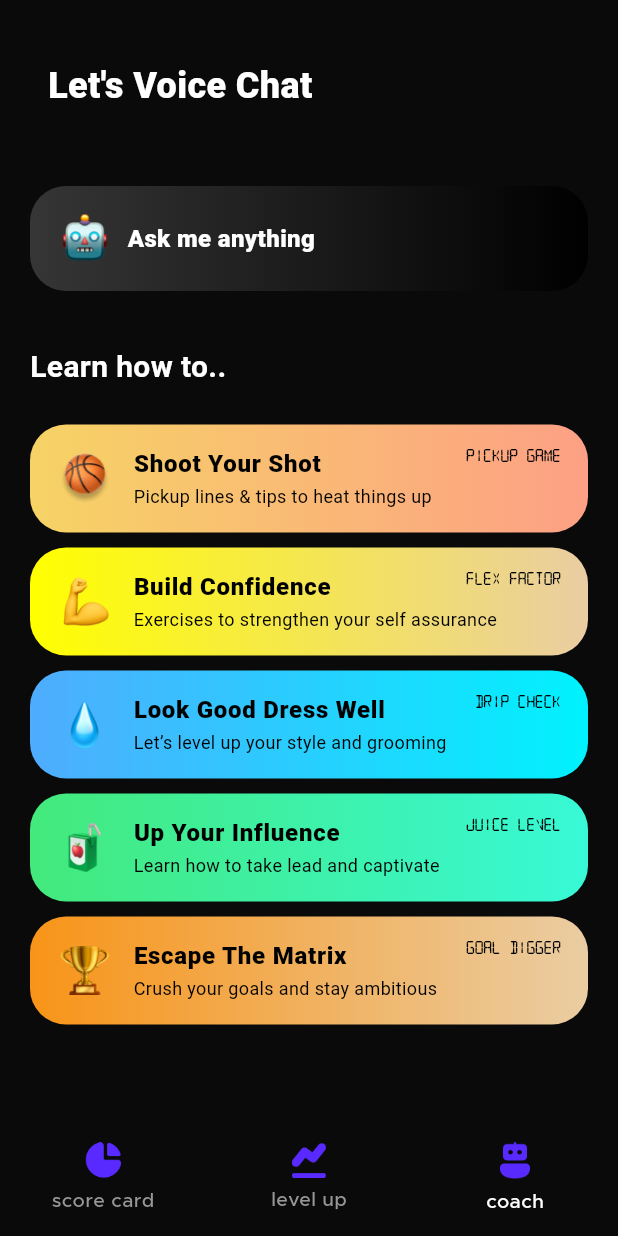
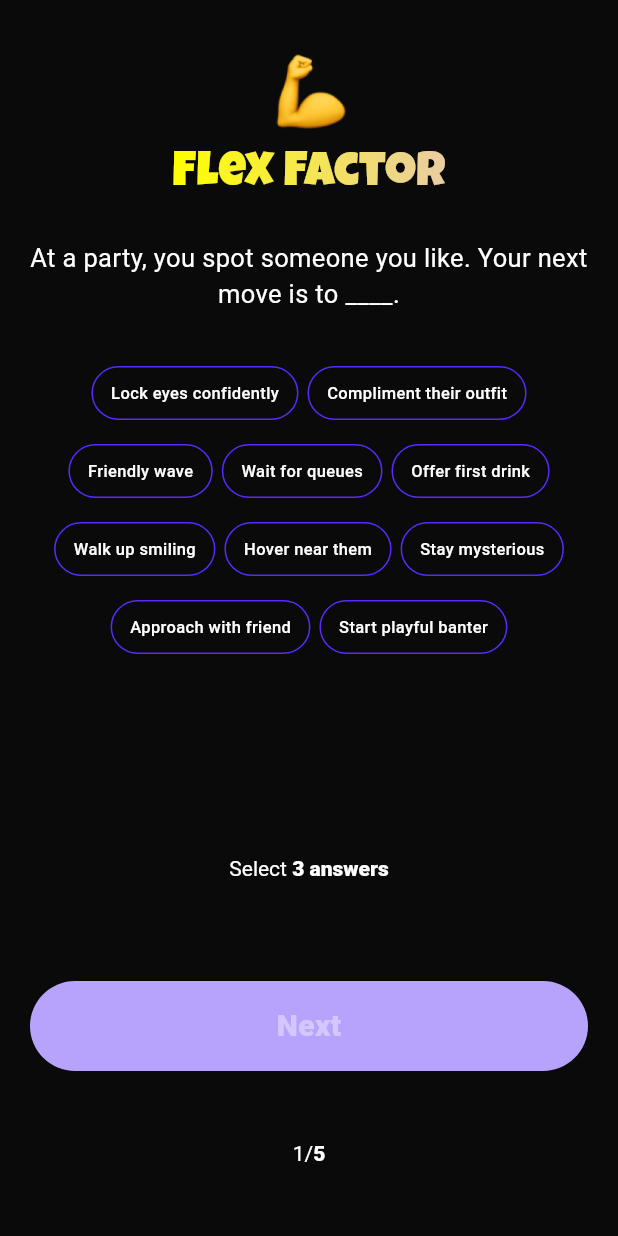
Before and after one commit to ShootYourShotApp/ShootYourShotBotV2, a Flutter app: the screen it shows after launch, on a phone screen of 412 x 824 dp. Run offline on Flutter 3.47's test engine with Material 3 defaults, Android fonts, the light colour scheme and no system bars; our stand-ins replace get, permission_handler; Roboto replaces fonts that are missing (SFCompactRounded, SFProRound).

Commit message:
New Screens

```diff
--- a/lib/main.dart
+++ b/lib/main.dart
@@ -1,6 +1,7 @@
 import 'package:flutter/material.dart';
 import 'package:get/get.dart';
 import 'package:sysbotv2/screens/lets_voice_chat.dart';
+import 'package:sysbotv2/screens/onboarding/flex_factor_screen.dart';
 import 'package:sysbotv2/screens/onboarding/notification_permission_screen.dart';
 import 'package:sysbotv2/screens/onboarding/onboarding1.dart';
 import 'package:sysbotv2/screens/onboarding/referral_code_screen.dart';
@@ -18,7 +19,7 @@ class MyApp extends StatelessWidget {
     return GetMaterialApp(
       debugShowCheckedModeBanner: false,
       title: 'SYS Bot',
-      home: LetsVoiceChat(),
+      home: FlexFactorScreen(),
     );
   }
 }
--- /dev/null
+++ b/lib/screens/onboarding/flex_factor_screen.dart
@@ -0,0 +1,431 @@
+import 'package:flutter/gestures.dart';
+import 'package:flutter/material.dart';
+import 'package:sysbotv2/widgets/custom_button.dart';
+
+import '../../widgets/gradient_text.dart';
+
+class FlexFactorScreen extends StatefulWidget {
+  const FlexFactorScreen({super.key});
+
+  @override
+  State<FlexFactorScreen> createState() => _FlexFactorScreenState();
+}
+
+class _FlexFactorScreenState extends State<FlexFactorScreen> {
+  final carouselController = PageController();
+  int currentIndex = 0;
+  List<String> selectedFlexFactors = [];
+  List<String> flexFactorsOptions = [
+    'Lock eyes confidently',
+    'Compliment their outfit',
+    'Friendly wave',
+    'Wait for queues',
+    'Offer first drink',
+    'Walk up smiling',
+    'Hover near them',
+    'Stay mysterious',
+    'Approach with friend',
+    'Start playful banter'
+  ];
+  List<String> selectedDripCheck = [];
+  List<String> dripCheckOptions = [
+    'Trendy outfit',
+    'Bold color combos',
+    'Subtle accessories',
+    'A sharp suit',
+    'Comfy but clean',
+    'Perfect hygiene',
+    'Whatever’s easiest',
+    'Fresh haircut',
+    'Crisp button-down',
+    'Throwback vintage style'
+  ];
+  List<String> selectedJuiceLevel = [];
+  List<String> juiceLevelOptions = [
+    'Stay quiet & listen',
+    'Keep the convo flowing',
+    'Mention others wins',
+    'Compliment someone’s insight',
+    'Include someone who’s quiet',
+    'Fade into the background',
+    'Make everyone laugh',
+    'Ask for someone’s opinion',
+    'Give supportive nods',
+    'Shift focus onto others'
+  ];
+  List<String> selectedPickupGame = [];
+  List<String> pickupGameOptions = [
+    'U French? bc Eiffel for u',
+    'Come here often?',
+    'Love your vibe, let’s talk',
+    'Can’t believe u looked my way',
+    'Been hoping you’d notice me',
+    'Hi, I’m HIM and u’re mine',
+    'I’d like to break the ice..& bed',
+    'U Box? bc u’re a knockout',
+    'Let’s skip the small talk',
+    'Got a sweet tooth & u’re a snack'
+  ];
+  List<String> selectedGoalDigger = [];
+  List<String> goalDiggerOptions = [
+    'Hitting the gym',
+    'Working on personal project',
+    'Chilling',
+    'Planing future goals',
+    'Earn extra money',
+    'Binge watch TV',
+    'Grow personal brand',
+    'Party',
+    'Launch side hustle',
+    'Get new certificates'
+  ];
+
+  @override
+  Widget build(BuildContext context) {
+    double width = MediaQuery.of(context).size.width;
+    double height = MediaQuery.of(context).size.height;
+    return Scaffold(
+      backgroundColor: const Color(0xff0A0A0A),
+      body: SafeArea(
+        child: Padding(
+          padding: const EdgeInsets.symmetric(horizontal: 10),
+          child: Column(
+            children: [
+              SizedBox(
+                width: width,
+                height: height - 170,
+                child: PageView(
+                  dragStartBehavior: DragStartBehavior.down,
+                  controller: carouselController,
+                  physics: const NeverScrollableScrollPhysics(),
+                  onPageChanged: (index) {
+                    setState(() {
+                      currentIndex = index;
+                    });
+                  },
+                  children: [
+                    CarouselItem(
+                      selectedListItems: selectedFlexFactors,
+                      allItems: flexFactorsOptions,
+                      title: 'Flex Factor',
+                      iconPath: 'assets/images/flexed-biceps-icon.png',
+                      subtitle: 'At a party, you spot someone you like. Your next move is to ____.',
+                      txtGradient: [Color(0xffFFFF00), Color(0xffEACDA3)],
+                    ),
+                    CarouselItem(
+                      selectedListItems: selectedDripCheck,
+                      allItems: dripCheckOptions,
+                      title: 'Drip Check',
+                      subtitle: 'For a big date, your go-to\nlook is ____.',
+                      iconPath: 'assets/images/water-drop-icon.png',
+                      txtGradient: const [Color(0xff4FACFE), Color(0xff00F2FE)],
+                    ),
+                    CarouselItem(
+                      selectedListItems: selectedJuiceLevel,
+                      allItems: juiceLevelOptions,
+                      title: 'Juice Level',
+                      subtitle: 'In a group, your way to stand\nout is to ____.',
+                      iconPath: 'assets/images/juice-box-icon.png',
+                      txtGradient: const [Color(0xff43E97B), Color(0xff43E97B)],
+                    ),
+                    CarouselItem(
+                      selectedListItems: selectedPickupGame,
+                      allItems: pickupGameOptions,
+                      title: 'Pickup Game',
+                      subtitle: 'You see your crush and walk over.\nYour first words are ____.',
+                      iconPath: 'assets/images/ball.png',
+                      txtGradient: const [Color(0xffF6D365), Color(0xffFDA085)],
+                    ),
+                    CarouselItem(
+                      selectedListItems: selectedGoalDigger,
+                      allItems: goalDiggerOptions,
+                      title: 'Goal Digger',
+                      subtitle: 'Your free time is spent\nworking on ____.',
+                      iconPath: 'assets/images/trophy-icon.png',
+                      txtGradient: const [Color(0xffF89418), Color(0xffEACDA3)],
+                    ),
+                  ],
+                ),
+              ),
+              GestureDetector(
+                onTap: () {
+                  // Check if the selected items count for the current carousel is exactly 3
+                  bool isSelectionValid = false;
+                  switch (currentIndex) {
+                    case 0:
+                      isSelectionValid = selectedFlexFactors.length == 3;
+                      break;
+                    case 1:
+                      isSelectionValid = selectedDripCheck.length == 3;
+                      break;
+                    case 2:
+                      isSelectionValid = selectedJuiceLevel.length == 3;
+                      break;
+                    case 3:
+                      isSelectionValid = selectedPickupGame.length == 3;
+                      break;
+                    case 4:
+                      isSelectionValid = selectedGoalDigger.length == 3;
+                      break;
+                  }
+
+                  if (isSelectionValid) {
+                    if (carouselController.page == 4) {
+                      print(selectedFlexFactors);
+                      print(selectedDripCheck);
+                      print(selectedJuiceLevel);
+                      print(selectedPickupGame);
+                      print(selectedGoalDigger);
+                    } else {
+                      carouselController.nextPage(
+                        duration: const Duration(milliseconds: 500),
+                        curve: Curves.ease,
+                      );
+                    }
+                  }
+                },
+                child: Padding(
+                  padding: const EdgeInsets.symmetric(horizontal: 10),
+                  child: CustomButton(title: 'Next', bgClr: getButtonColors()['bgClr'], txtClr: getButtonColors()['txtClr']),
+                ),
+              ),
+              const Spacer(),
+              RichText(
+                text: TextSpan(
+                  children: [
+                    TextSpan(
+                      text: '${currentIndex+1}/',
+                      style: TextStyle(
+                        fontFamily: 'SFProRound',
+                        fontWeight: FontWeight.w400,
+                        color: Colors.white,
+                        fontSize: 14,
+                      ),
+                    ),
+                    TextSpan(
+                      text: '5',
+                      style: TextStyle(
+                        fontFamily: 'SFProRound',
+                        fontWeight: FontWeight.w800,
+                        color: Colors.white,
+                        fontSize: 14,
+                      ),
+                    ),
+                  ],
+                ),
+              ),
+              const Spacer()
+            ],
+          ),
+        ),
+      ),
+    );
+  }
+
+  Map<String, Color?> getButtonColors() {
+    bool isSelectionValid = false;
+    switch (currentIndex) {
+      case 0:
+        isSelectionValid = selectedFlexFactors.length == 3;
+        break;
+      case 1:
+        isSelectionValid = selectedDripCheck.length == 3;
+        break;
+      case 2:
+        isSelectionValid = selectedJuiceLevel.length == 3;
+        break;
+      case 3:
+        isSelectionValid = selectedPickupGame.length == 3;
+        break;
+      case 4:
+        isSelectionValid = selectedGoalDigger.length == 3;
+        break;
+    }
+
+    if (isSelectionValid) {
+      return {
+        'bgClr': null,
+        'txtClr': null,
+      };
+    } else {
+      return {
+        'bgClr': const Color(0xffb7a3fb),
+        'txtClr': const Color(0xffffffff).withAlpha(100),
+      };
+    }
+  }
+
+
+
+}
+
+class CarouselItem extends StatefulWidget {
+  const CarouselItem({
+    super.key,
+    required this.selectedListItems,
+    required this.allItems,
+    required this.title,
+    required this.iconPath,
+    required this.subtitle,
+    required this.txtGradient
+  });
+
+  final List<String> selectedListItems;
+  final List<String> allItems;
+  final String iconPath;
+  final String title;
+  final List<Color> txtGradient;
+  final String subtitle;
+
+  @override
+  State<CarouselItem> createState() => _CarouselItemState();
+}
+
+class _CarouselItemState extends State<CarouselItem> {
+  @override
+  Widget build(BuildContext context) {
+    return Column(
+      children: [
+        const SizedBox(height: 36),
+        Center(
+          child: Image.asset(
+            widget.iconPath,
+            width: 50,
+          ),
+        ),
+        const SizedBox(height: 8),
+        GradientText(
+          gradientColors: widget.txtGradient,
+          textWidget: Text(
+            widget.title,
+            style: TextStyle(
+              fontFamily: 'LuckiestGuy',
+              color: Colors.white,
+              fontSize: 32,
+            ),
+          ),
+        ),
+        const SizedBox(height: 20),
+        Padding(
+          padding: const EdgeInsets.symmetric(horizontal: 10),
+          child: Text(
+            widget.subtitle,
+            textAlign: TextAlign.center,
+            style: TextStyle(
+              fontFamily: 'SFCompactRounded',
+              fontWeight: FontWeight.w400,
+              color: Colors.white,
+              fontSize: 17,
+            ),
+          ),
+        ),
+        const SizedBox(height: 36),
+        Wrap(
+          runSpacing: 16,
+          spacing: 6,
+          runAlignment: WrapAlignment.center,
+          alignment: WrapAlignment.center,
+          children: List.generate(widget.allItems.length, (index) {
+            final item = widget.allItems[index];
+            return OptionContainer(
+              title: item,
+              isSelected: widget.selectedListItems.contains(item),
+              onTap: () => onOptionTapped(item),
+            );
+          }),
+        ),
+        const Spacer(flex: 2),
+        RichText(
+          text: TextSpan(
+            children: [
+              TextSpan(
+                text: 'Select ',
+                style: TextStyle(
+                  fontFamily: 'SFProRound',
+                  fontWeight: FontWeight.w400,
+                  color: Colors.white,
+                  fontSize: 14,
+                ),
+              ),
+              TextSpan(
+                text: '3 answers',
+                style: TextStyle(
+                  fontFamily: 'SFProRound',
+                  fontWeight: FontWeight.w800,
+                  color: Colors.white,
+                  fontSize: 14,
+                ),
+              ),
+            ],
+          ),
+        ),
+        const Spacer()
+      ],
+    );
+  }
+
+  void onOptionTapped(String flagTitle) {
+    setState(() {
+      if (widget.selectedListItems.contains(flagTitle)) {
+        widget.selectedListItems.remove(flagTitle);
+      } else {
+        widget.selectedListItems.add(flagTitle);
+      }
+      // Notify the parent widget to rebuild the button
+      (context.findAncestorStateOfType<_FlexFactorScreenState>()!).setState(() {});
+    });
+  }
+}
+
+class OptionContainer extends StatefulWidget {
+  const OptionContainer({
+    super.key,
+    required this.title,
+    this.isSelected,
+    this.onTap,
+  });
+
+  final String title;
+  final bool? isSelected;
+  final VoidCallback? onTap;
+
+  @override
+  _OptionContainerState createState() => _OptionContainerState();
+}
+
+class _OptionContainerState extends State<OptionContainer> {
+  @override
+  Widget build(BuildContext context) {
+    bool selection = widget.isSelected ?? false;
+
+    return IntrinsicWidth(
+      child: GestureDetector(
+        onTap: widget.onTap,
+        child: Container(
+          height: 36,
+          decoration: BoxDecoration(
+            borderRadius: BorderRadius.circular(30),
+            color: selection ? const Color(0xff582AFF) : Colors.transparent,
+            border: Border.all(
+              color: selection ? Colors.transparent : const Color(0xff582AFF),
+            ),
+          ),
+          child: Padding(
+            padding: const EdgeInsets.symmetric(horizontal: 12),
+            child: Center(
+              child: Text(
+                widget.title,
+                style: TextStyle(
+                  fontFamily: 'SFProRound',
+                  fontWeight: FontWeight.w500,
+                  color: Colors.white,
+                  fontSize: 11,
+                ),
+              ),
+            ),
+          ),
+        ),
+      ),
+    );
+  }
+}
--- a/lib/widgets/custom_button.dart
+++ b/lib/widgets/custom_button.dart
@@ -1,12 +1,14 @@
 import 'package:flutter/material.dart';
 
 class CustomButton extends StatelessWidget {
-  const CustomButton({super.key, required this.title, this.iconPath, this.width, this.height, this.fontSize});
+  const CustomButton({super.key, required this.title, this.iconPath, this.width, this.height, this.fontSize, this.bgClr, this.txtClr});
   final double? width;
   final double? height;
   final double? fontSize;
   final String title;
   final String? iconPath;
+  final Color? bgClr;
+  final Color? txtClr;
 
   @override
   Widget build(BuildContext context) {
@@ -14,13 +16,13 @@ class CustomButton extends StatelessWidget {
       width: width ?? MediaQuery.of(context).size.width,
       height: height ?? 60,
       decoration: BoxDecoration(
-        color: const Color(0xff582AFF),
+        color: bgClr ?? const Color(0xff582AFF),
         borderRadius: BorderRadius.circular(50)
       ),
       child: Row(
         mainAxisAlignment: MainAxisAlignment.center,
         children: [
-          Text(title, style: TextStyle(fontFamily: 'SFProRound', fontWeight: FontWeight.w800, color: Colors.white, fontSize: fontSize ?? 20)),
+          Text(title, style: TextStyle(fontFamily: 'SFProRound', fontWeight: FontWeight.w800, color: txtClr ?? Colors.white, fontSize: fontSize ?? 20)),
           Visibility(
             visible: iconPath != null,
             child: Padding(
--- a/pubspec.yaml
+++ b/pubspec.yaml
@@ -36,6 +36,7 @@ dependencies:
   cupertino_icons: ^1.0.8
   get: ^4.6.6
   permission_handler: ^11.3.1
+  smooth_page_indicator: ^1.2.0+3
 
 dev_dependencies:
   flutter_test:
@@ -80,6 +81,8 @@ flutter:
       fonts:
         - asset: assets/fonts/SFProRound-Regular.ttf
           weight: 400
+        - asset: assets/fonts/SFProRound-Medium.ttf
+          weight: 500
         - asset: assets/fonts/SFProRounded-Semibold.ttf
           weight: 600
         - asset: assets/fonts/SFProRound-Bold.ttf
```
Also changed, not shown: pubspec.lock, 1 other file.
